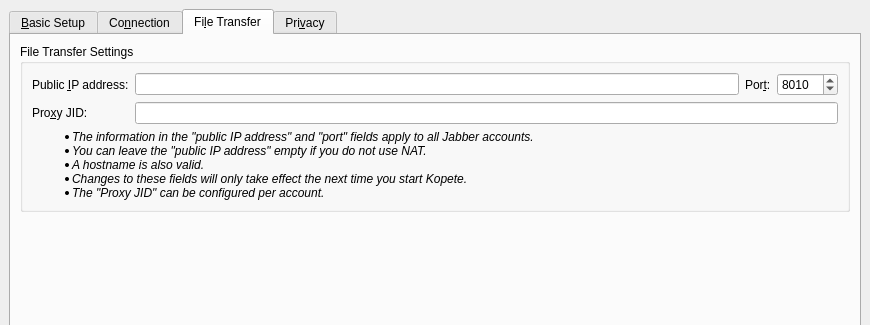
KDE/kopete, file protocols/jabber/ui/dlgjabbereditaccountwidget.ui: the form before one commit; both pictures show x 0 to 870 and y 0 to 325 of the 870 by 823 pixel window.
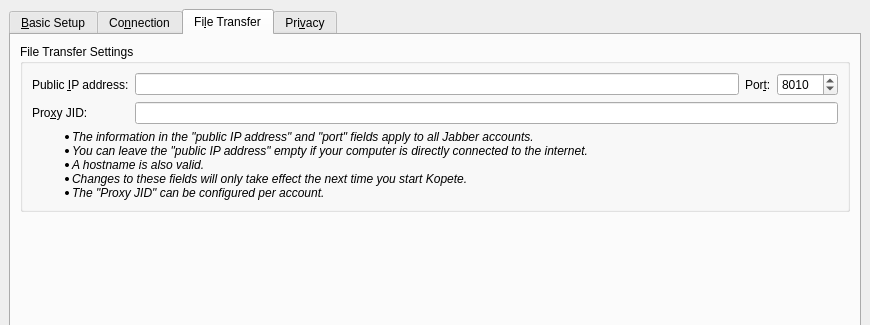
The form after the commit. The open tabs and pages were chosen to show the change. Custom widgets are drawn as their Qt base class.

Commit message: Just ran across this string and decided to make it more readable.  In reality this would be nicer if it was auto-detected.

What changed in the file:
```diff
--- a/protocols/jabber/ui/dlgjabbereditaccountwidget.ui
+++ b/protocols/jabber/ui/dlgjabbereditaccountwidget.ui
@@ -721,7 +721,7 @@
            <widget class="QLabel" name="textLabel3" >
             <property name="text" >
              <string>&lt;i>&lt;ul>&lt;li>The information in the "public IP address" and "port" fields apply to all Jabber accounts.&lt;/li>
-&lt;li>You can leave the "public IP address" empty if you do not use NAT.&lt;/li>
+&lt;li>You can leave the "public IP address" empty if your computer is directly connected to the internet.&lt;/li>
 &lt;li>A hostname is also valid.&lt;/li>
 &lt;li>Changes to these fields will only take effect the next time you start Kopete.&lt;/li>
 &lt;li>The "Proxy JID" can be configured per account.&lt;/li>&lt;/ul>&lt;/i></string>
```
